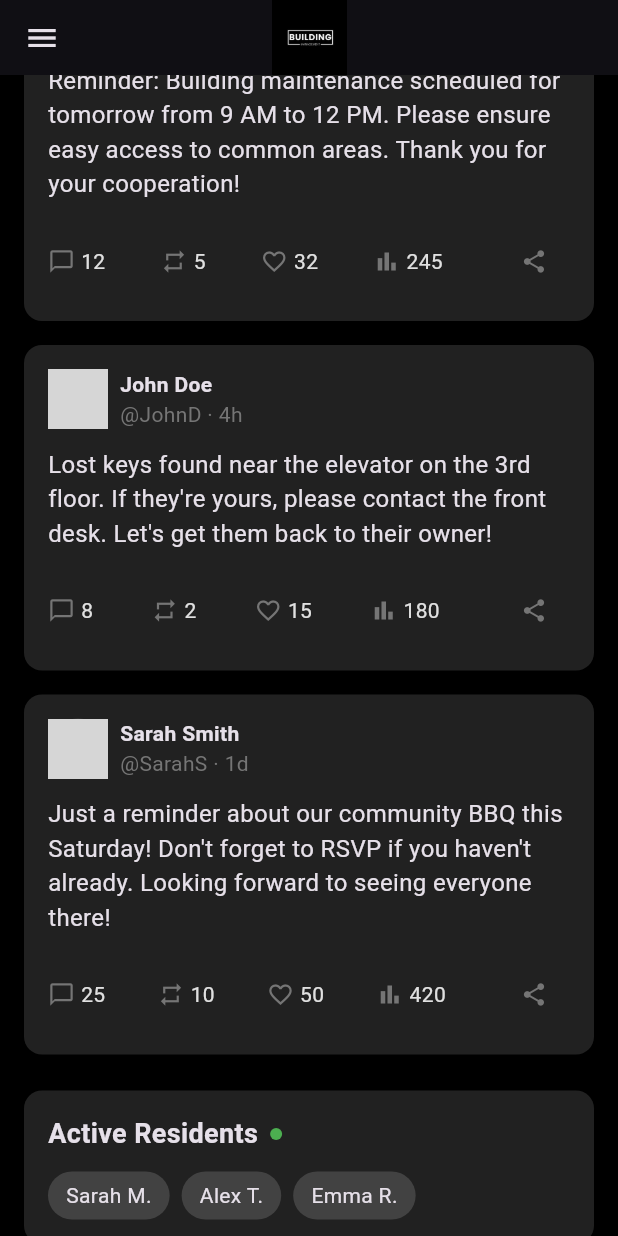
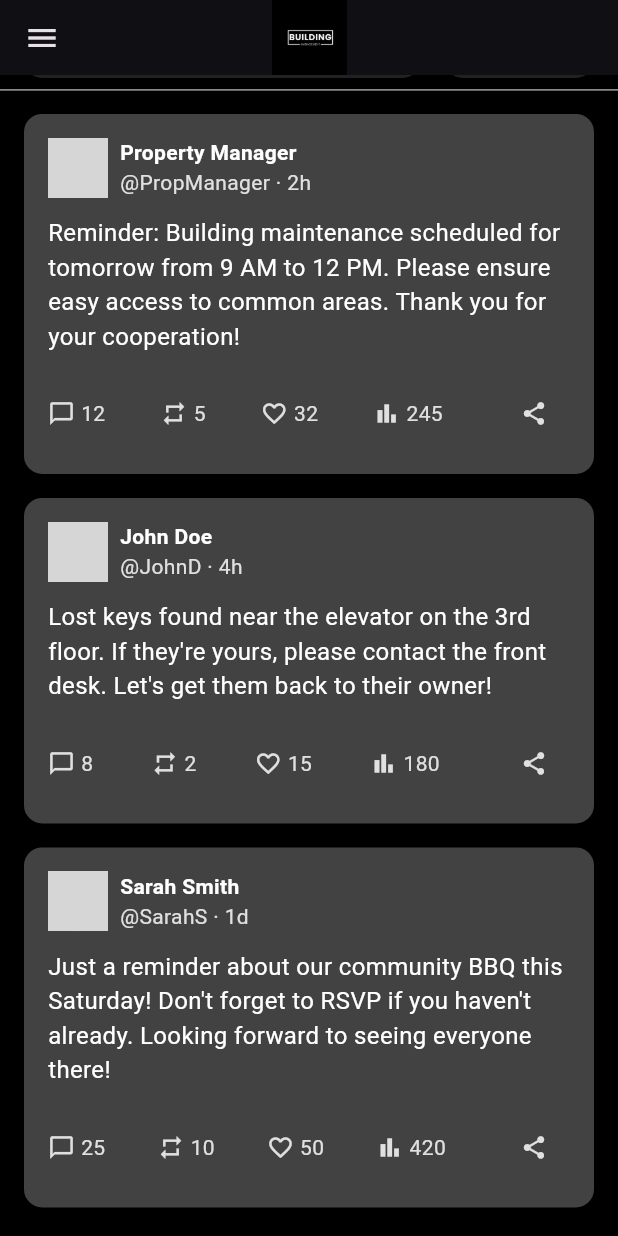
Before and after one commit to adhfarg/buildingmanagement, a Flutter app: the screen it shows after launch, scrolled down 404 dp, on a phone screen of 412 x 824 dp. Run offline on Flutter 3.47's test engine with Material 3 defaults, Android fonts, the phone set to English and light mode, and no system bars; our stand-ins replace cached_network_image, shared_preferences; network calls fail; grey boxes are pictures that could not be loaded.

Commit message:
Home Update

```diff
--- a/lib/widgets/main_feed.dart
+++ b/lib/widgets/main_feed.dart
@@ -3,6 +3,8 @@ import 'package:provider/provider.dart';
 import '../models/post_model.dart';
 import 'post_composer.dart';
 import 'post.dart';
+import 'dart:async';
+import 'dart:math';
 
 class MainFeed extends StatefulWidget {
   final bool showSidebarContent;
@@ -43,14 +45,45 @@ class _MainFeedState extends State<MainFeed> {
     },
   ];
 
+  final List<String> allResidents = [
+    'Sarah M.',
+    'Alex T.',
+    'Emma R.',
+    'Adam F.',
+    'Hussien A.',
+    'Diana F.',
+    'Amy G.',
+    'Nagwa G.',
+    'Magda L.',
+    'Jasmine Y.',
+    'Noah A.',
+    'Ramee Y.',
+  ];
+
   late ScrollController _scrollController;
+  late Timer _residentRotationTimer;
+  List<String> _currentResidents = [];
 
   @override
   void initState() {
     super.initState();
     _scrollController = ScrollController();
+    _shuffleAndSetResidents();
+
     WidgetsBinding.instance.addPostFrameCallback((_) {
       _startScrolling();
+    });
+
+    _residentRotationTimer =
+        Timer.periodic(const Duration(seconds: 6), (timer) {
+      _shuffleAndSetResidents();
+    });
+  }
+
+  void _shuffleAndSetResidents() {
+    setState(() {
+      List<String> shuffled = List.from(allResidents)..shuffle();
+      _currentResidents = shuffled.take(3).toList();
     });
   }
 
@@ -80,6 +113,7 @@ class _MainFeedState extends State<MainFeed> {
   @override
   void dispose() {
     _scrollController.dispose();
+    _residentRotationTimer.cancel();
     super.dispose();
   }
 
@@ -89,32 +123,40 @@ class _MainFeedState extends State<MainFeed> {
       builder: (context, postModel, child) {
         return Column(
           children: [
-            // Building Updates Section with Scrolling Effect (more compact)
-            Card(
+            const PostComposer(),
+            const SizedBox(height: 12),
+            IntrinsicHeight(
+              child: Row(
+                crossAxisAlignment: CrossAxisAlignment.stretch,
+                children: [
+                  Expanded(
+                    flex: 70,
+                    child: Card(
                       color: Colors.grey[900],
-              margin: const EdgeInsets.symmetric(horizontal: 16, vertical: 8),
+                      margin: const EdgeInsets.only(left: 16, right: 8),
                       child: Padding(
                         padding: const EdgeInsets.all(12),
                         child: Column(
                           crossAxisAlignment: CrossAxisAlignment.start,
+                          mainAxisSize: MainAxisSize.min,
                           children: [
                             const Text(
                               'Building Updates',
                               style: TextStyle(
-                        fontSize: 18,
+                                fontSize: 20,
                                 fontWeight: FontWeight.bold,
                               ),
                             ),
-                    const SizedBox(height: 8),
+                            const SizedBox(height: 12),
                             Container(
-                      height: 70,
+                              height: 80,
                               child: ListView.builder(
                                 controller: _scrollController,
                                 scrollDirection: Axis.horizontal,
                                 itemCount: updates.length,
                                 itemBuilder: (context, index) {
                                   return Container(
-                            width: 250,
+                                    width: 300,
                                     child: _buildUpdateItem(
                                       updates[index]['emoji']!,
                                       updates[index]['title']!,
@@ -128,39 +170,31 @@ class _MainFeedState extends State<MainFeed> {
                         ),
                       ),
                     ),
-            // Post Composer
-            const PostComposer(),
-            const Divider(color: Colors.grey),
-            // Posts
-            ...List.generate(
-              postModel.posts.length,
-              (index) => PostWidget(
-                index: index,
-                post: postModel.posts[index],
                   ),
-            ),
-            // Active Residents Section at the bottom
-            Card(
+                  Expanded(
+                    flex: 30,
+                    child: Card(
                       color: Colors.grey[900],
-              margin: const EdgeInsets.all(16),
+                      margin: const EdgeInsets.only(left: 8, right: 16),
                       child: Padding(
-                padding: const EdgeInsets.all(16),
+                        padding: const EdgeInsets.all(8),
                         child: Column(
                           crossAxisAlignment: CrossAxisAlignment.start,
+                          mainAxisSize: MainAxisSize.min,
                           children: [
                             Row(
                               children: [
                                 const Text(
                                   'Active Residents',
                                   style: TextStyle(
-                            fontSize: 18,
+                                    fontSize: 10,
                                     fontWeight: FontWeight.bold,
                                   ),
                                 ),
-                        const SizedBox(width: 8),
+                                const SizedBox(width: 4),
                                 Container(
-                          width: 8,
-                          height: 8,
+                                  width: 4,
+                                  height: 4,
                                   decoration: const BoxDecoration(
                                     color: Colors.green,
                                     shape: BoxShape.circle,
@@ -168,18 +202,35 @@ class _MainFeedState extends State<MainFeed> {
                                 ),
                               ],
                             ),
-                    const SizedBox(height: 12),
-                    Wrap(
-                      spacing: 8,
-                      runSpacing: 8,
-                      children: [
-                        _buildActiveResidentChip('Sarah M.'),
-                        _buildActiveResidentChip('Alex T.'),
-                        _buildActiveResidentChip('Emma R.'),
-                      ],
+                            const SizedBox(height: 6),
+                            Center(
+                              // Added Center widget here
+                              child: AnimatedSwitcher(
+                                duration: const Duration(milliseconds: 500),
+                                child: Column(
+                                  // Changed from Wrap to Column for vertical centering
+                                  mainAxisAlignment: MainAxisAlignment
+                                      .center, // Center vertically
+                                  children: _currentResidents
+                                      .map(_buildActiveResidentChip)
+                                      .toList(),
+                                ),
+                              ),
                             ),
                           ],
                         ),
+                      ),
+                    ),
+                  ),
+                ],
+              ),
+            ),
+            const Divider(color: Colors.grey),
+            ...List.generate(
+              postModel.posts.length,
+              (index) => PostWidget(
+                index: index,
+                post: postModel.posts[index],
               ),
             ),
           ],
@@ -190,13 +241,13 @@ class _MainFeedState extends State<MainFeed> {
 
   Widget _buildUpdateItem(String emoji, String title, String subtitle) {
     return Padding(
-      padding: const EdgeInsets.symmetric(vertical: 4, horizontal: 8),
+      padding: const EdgeInsets.symmetric(vertical: 6, horizontal: 12),
       child: Row(
         children: [
           CircleAvatar(
             backgroundColor: Colors.deepPurple,
             radius: 16,
-            child: Text(emoji, style: TextStyle(fontSize: 14)),
+            child: Text(emoji, style: TextStyle(fontSize: 12)),
           ),
           const SizedBox(width: 8),
           Expanded(
@@ -228,12 +279,19 @@ class _MainFeedState extends State<MainFeed> {
 
   Widget _buildActiveResidentChip(String name) {
     return Container(
-      padding: const EdgeInsets.symmetric(horizontal: 12, vertical: 6),
+      margin: const EdgeInsets.symmetric(
+          vertical: 2), // Added margin for spacing between chips
+      padding: const EdgeInsets.symmetric(horizontal: 10, vertical: 4),
       decoration: BoxDecoration(
         color: Colors.grey[800],
-        borderRadius: BorderRadius.circular(16),
+        borderRadius: BorderRadius.circular(12),
       ),
-      child: Text(name, style: TextStyle(fontSize: 14)),
+      child: Text(
+        name,
+        style: const TextStyle(
+          fontSize: 11,
+        ),
+      ),
     );
   }
 }
--- a/lib/widgets/post.dart
+++ b/lib/widgets/post.dart
@@ -12,27 +12,18 @@ class PostWidget extends StatelessWidget {
     required this.post,
   }) : super(key: key);
 
-  String _getProfileImage(String handle) {
-    // Simple mapping of handles to profile images
-    switch (handle) {
-      case '@CurrentUser':
-        return 'https://i.pravatar.cc/150?img=1';
-      case '@PropManager':
-        return 'https://i.pravatar.cc/150?img=2';
-      case '@JohnD':
-        return 'https://i.pravatar.cc/150?img=3';
-      case '@SarahS':
-        return 'https://i.pravatar.cc/150?img=4';
-      default:
-        return 'https://i.pravatar.cc/150?img=5';
-    }
-  }
-
   @override
   Widget build(BuildContext context) {
+    String profilePicUrl =
+        'https://ui-avatars.com/api/?name=${Uri.encodeComponent(post.username)}&background=random&color=fff';
+
     return Card(
-      color: Colors.grey[900],
+      color: Colors.grey[
+          800], // Changed from Colors.grey[500] to Colors.grey[800] for darker background
       margin: const EdgeInsets.symmetric(vertical: 8, horizontal: 16),
+      shape: RoundedRectangleBorder(
+        borderRadius: BorderRadius.circular(12),
+      ),
       child: Padding(
         padding: const EdgeInsets.all(16),
         child: Column(
@@ -41,12 +32,8 @@ class PostWidget extends StatelessWidget {
             Row(
               children: [
                 CircleAvatar(
-                  backgroundImage: NetworkImage(_getProfileImage(post.handle)),
-                  backgroundColor: Colors.grey[800],
+                  backgroundImage: NetworkImage(profilePicUrl),
                   radius: 20,
-                  // Fallback to initial if image fails to load
-                  onBackgroundImageError: (_, __) {},
-                  child: Text(post.username[0]),
                 ),
                 const SizedBox(width: 8),
                 Expanded(
@@ -57,12 +44,13 @@ class PostWidget extends StatelessWidget {
                         post.username,
                         style: const TextStyle(
                           fontWeight: FontWeight.bold,
+                          color: Colors.white,
                         ),
                       ),
                       Text(
                         '${post.handle} · ${post.timeAgo}',
                         style: TextStyle(
-                          color: Colors.grey[600],
+                          color: Colors.grey[300],
                           fontSize: 14,
                         ),
                       ),
@@ -74,7 +62,7 @@ class PostWidget extends StatelessWidget {
             const SizedBox(height: 12),
             Text(
               post.content,
-              style: const TextStyle(fontSize: 16),
+              style: const TextStyle(fontSize: 16, color: Colors.white),
             ),
             const SizedBox(height: 16),
             Row(
@@ -107,7 +95,7 @@ class PostWidget extends StatelessWidget {
                 IconButton(
                   icon: const Icon(Icons.share, size: 18),
                   onPressed: () {},
-                  color: Colors.grey[600],
+                  color: Colors.grey[300],
                 ),
               ],
             ),
@@ -127,7 +115,7 @@ class PostWidget extends StatelessWidget {
       onTap: onTap,
       child: Row(
         children: [
-          Icon(icon, size: 18, color: Colors.grey[600]),
+          Icon(icon, size: 18, color: Colors.grey[300]),
           const SizedBox(width: 4),
           Text(
             count,
```
Lines whose indentation alone changed are shown as unchanged.
